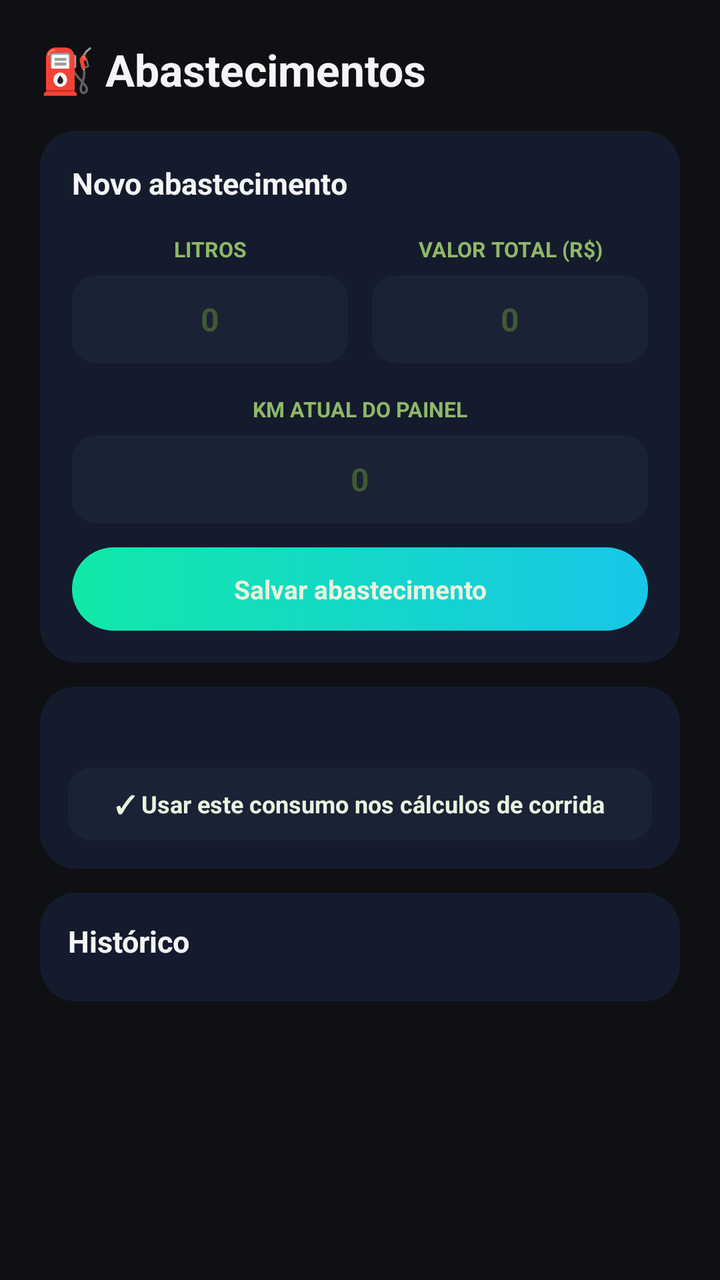
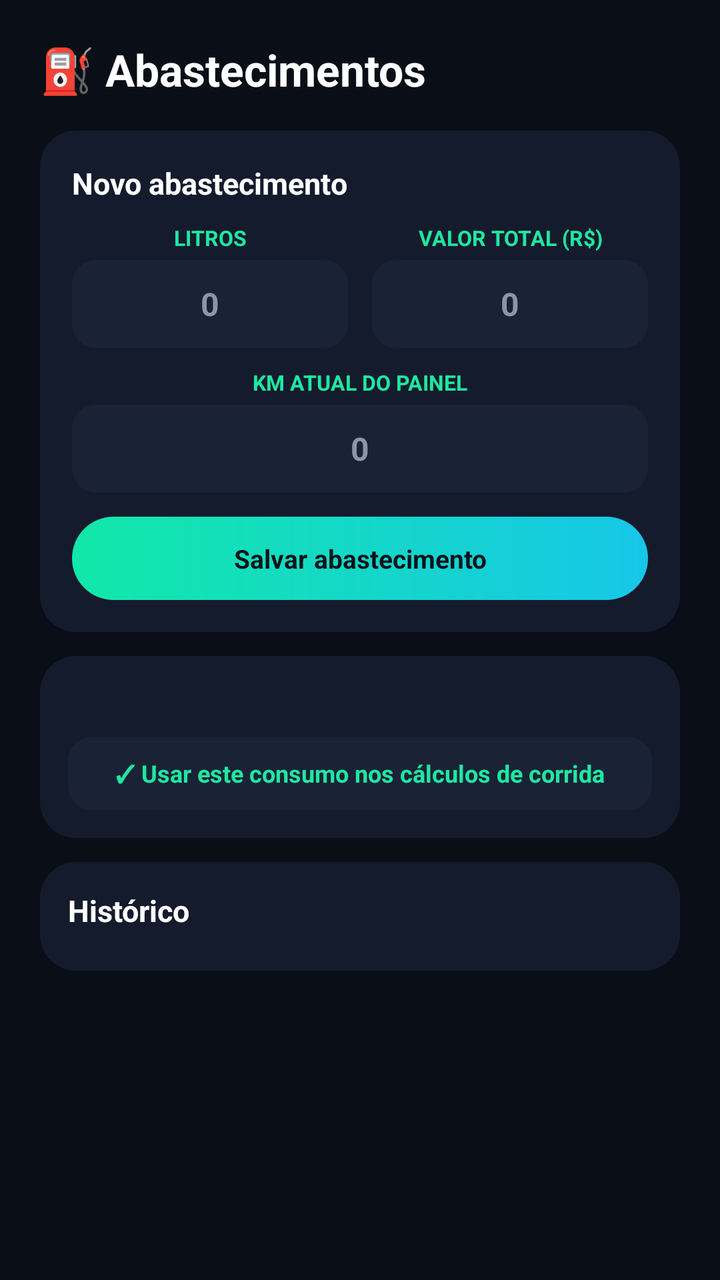

The first picture is an Android layout as it rendered before a commit; the second is the same layout after the commit. The layout source and the unified diff follow.
<!-- AndroidManifest.xml: application theme Theme.MaterialComponents.DayNight.NoActionBar -->
<!-- res/layout/activity_abastecimentos.xml -->
<?xml version="1.0" encoding="utf-8"?>
<ScrollView xmlns:android="http://schemas.android.com/apk/res/android"
    android:layout_width="match_parent"
    android:layout_height="match_parent"
    android:background="#0E1013">

    <LinearLayout
        android:layout_width="match_parent"
        android:layout_height="wrap_content"
        android:orientation="vertical"
        android:padding="20dp">

        <TextView
            android:layout_width="wrap_content"
            android:layout_height="wrap_content"
            android:text="⛽ Abastecimentos"
            android:textColor="#F4F5F7"
            android:textSize="22sp"
            android:textStyle="bold"
            android:layout_marginBottom="16dp" />

        <LinearLayout
            android:layout_width="match_parent"
            android:layout_height="wrap_content"
            android:orientation="vertical"
            android:background="@drawable/bg_card_dark"
            android:padding="16dp"
            android:layout_marginBottom="12dp">

            <TextView
                android:layout_width="wrap_content"
                android:layout_height="wrap_content"
                android:text="Novo abastecimento"
                android:textColor="#F4F5F7"
                android:textSize="15sp"
                android:textStyle="bold"
                android:layout_marginBottom="10dp" />

            <LinearLayout
                android:layout_width="match_parent"
                android:layout_height="wrap_content"
                android:orientation="horizontal"
                android:layout_marginBottom="10dp">

                <LinearLayout
                    android:layout_width="0dp"
                    android:layout_height="wrap_content"
                    android:layout_weight="1"
                    android:orientation="vertical"
                    android:layout_marginEnd="6dp">

                    <TextView
                        android:layout_width="match_parent"
                        android:layout_height="26dp"
                        android:gravity="center"
                        android:text="LITROS"
                        android:textColor="#8FB868"
                        android:textSize="10.5sp"
                        android:textStyle="bold" />

                    <EditText
                        android:id="@+id/edtLitros"
                        android:layout_width="match_parent"
                        android:layout_height="44dp"
                        android:background="@drawable/bg_input_verde"
                        android:gravity="center"
                        android:textColor="#EAF3DE"
                        android:textColorHint="#3F5A34"
                        android:hint="0"
                        android:textSize="16sp"
                        android:textStyle="bold"
                        android:inputType="numberDecimal" />
                </LinearLayout>

                <LinearLayout
                    android:layout_width="0dp"
                    android:layout_height="wrap_content"
                    android:layout_weight="1"
                    android:orientation="vertical"
                    android:layout_marginStart="6dp">

                    <TextView
                        android:layout_width="match_parent"
                        android:layout_height="26dp"
                        android:gravity="center"
                        android:text="VALOR TOTAL (R$)"
                        android:textColor="#8FB868"
                        android:textSize="10.5sp"
                        android:textStyle="bold" />

                    <EditText
                        android:id="@+id/edtValorAbastecimento"
                        android:layout_width="match_parent"
                        android:layout_height="44dp"
                        android:background="@drawable/bg_input_verde"
                        android:gravity="center"
                        android:textColor="#EAF3DE"
                        android:textColorHint="#3F5A34"
                        android:hint="0"
                        android:textSize="16sp"
                        android:textStyle="bold"
                        android:inputType="numberDecimal" />
                </LinearLayout>
            </LinearLayout>

            <TextView
                android:layout_width="match_parent"
                android:layout_height="26dp"
                android:gravity="center"
                android:text="KM ATUAL DO PAINEL"
                android:textColor="#8FB868"
                android:textSize="10.5sp"
                android:textStyle="bold" />
            <EditText
                android:id="@+id/edtKmAtual"
                android:layout_width="match_parent"
                android:layout_height="44dp"
                android:background="@drawable/bg_input_verde"
                android:gravity="center"
                android:textColor="#EAF3DE"
                android:textColorHint="#3F5A34"
                android:hint="0"
                android:textSize="16sp"
                android:textStyle="bold"
                android:inputType="numberDecimal"
                android:layout_marginBottom="12dp" />

            <TextView
                android:id="@+id/btnSalvarAbastecimento"
                android:layout_width="match_parent"
                android:layout_height="wrap_content"
                android:background="@drawable/bg_hero_green"
                android:padding="12dp"
                android:gravity="center"
                android:text="Salvar abastecimento"
                android:textColor="#EAF3DE"
                android:textSize="13sp"
                android:textStyle="bold"
                android:clickable="true"
                android:focusable="true" />
        </LinearLayout>

        <LinearLayout
            android:layout_width="match_parent"
            android:layout_height="wrap_content"
            android:orientation="vertical"
            android:background="@drawable/bg_card_dark"
            android:padding="14dp"
            android:layout_marginBottom="12dp">

            <TextView
                android:id="@+id/txtConsumoMedio"
                android:layout_width="match_parent"
                android:layout_height="wrap_content"
                android:textColor="#9AA4B2"
                android:textSize="12sp"
                android:layout_marginBottom="10dp" />

            <TextView
                android:id="@+id/btnUsarConsumoReal"
                android:layout_width="match_parent"
                android:layout_height="wrap_content"
                android:background="@drawable/bg_input_verde"
                android:padding="10dp"
                android:gravity="center"
                android:text="✓ Usar este consumo nos cálculos de corrida"
                android:textColor="#EAF3DE"
                android:textSize="12sp"
                android:textStyle="bold"
                android:clickable="true"
                android:focusable="true" />
        </LinearLayout>

        <LinearLayout
            android:layout_width="match_parent"
            android:layout_height="wrap_content"
            android:orientation="vertical"
            android:background="@drawable/bg_card_dark"
            android:padding="14dp">

            <TextView
                android:layout_width="wrap_content"
                android:layout_height="wrap_content"
                android:text="Histórico"
                android:textColor="#F4F5F7"
                android:textSize="15sp"
                android:textStyle="bold"
                android:layout_marginBottom="6dp" />

            <LinearLayout
                android:id="@+id/containerAbastecimentos"
                android:layout_width="match_parent"
                android:layout_height="wrap_content"
                android:orientation="vertical" />
        </LinearLayout>

    </LinearLayout>
</ScrollView>
<!-- resources referenced by this layout -->
<resources>
  <!-- drawable bg_card_dark (drawable) -->
  <?xml version="1.0" encoding="utf-8"?>
  <shape xmlns:android="http://schemas.android.com/apk/res/android" android:shape="rectangle">
      <solid android:color="#141B2D" />
      <corners android:radius="18dp" />
  </shape>
  <!-- drawable bg_hero_green (drawable) -->
  <?xml version="1.0" encoding="utf-8"?>
  <shape xmlns:android="http://schemas.android.com/apk/res/android" android:shape="rectangle">
      <gradient
          android:angle="0"
          android:startColor="#12E8A8"
          android:endColor="#17C7E8" />
      <corners android:radius="28dp" />
  </shape>
  <!-- drawable bg_input_verde (drawable) -->
  <?xml version="1.0" encoding="utf-8"?>
  <shape xmlns:android="http://schemas.android.com/apk/res/android" android:shape="rectangle">
      <solid android:color="#1A2236" />
      <corners android:radius="12dp" />
  </shape>
</resources>

<!-- the commit's change to res/layout/activity_abastecimentos.xml (unified diff, before → after) -->
@@ -2,7 +2,7 @@
 <ScrollView xmlns:android="http://schemas.android.com/apk/res/android"
     android:layout_width="match_parent"
     android:layout_height="match_parent"
-    android:background="#0E1013">
+    android:background="#0A0E17">
 
     <LinearLayout
         android:layout_width="match_parent"
@@ -14,7 +14,7 @@
             android:layout_width="wrap_content"
             android:layout_height="wrap_content"
             android:text="⛽ Abastecimentos"
-            android:textColor="#F4F5F7"
+            android:textColor="#FFFFFF"
             android:textSize="22sp"
             android:textStyle="bold"
             android:layout_marginBottom="16dp" />
@@ -31,7 +31,7 @@
                 android:layout_width="wrap_content"
                 android:layout_height="wrap_content"
                 android:text="Novo abastecimento"
-                android:textColor="#F4F5F7"
+                android:textColor="#FFFFFF"
                 android:textSize="15sp"
                 android:textStyle="bold"
                 android:layout_marginBottom="10dp" />
@@ -51,12 +51,13 @@
 
                     <TextView
                         android:layout_width="match_parent"
-                        android:layout_height="26dp"
+                        android:layout_height="wrap_content"
                         android:gravity="center"
                         android:text="LITROS"
-                        android:textColor="#8FB868"
+                        android:textColor="#1FE7A0"
                         android:textSize="10.5sp"
-                        android:textStyle="bold" />
+                        android:textStyle="bold"
+                        android:paddingBottom="4dp" />
 
                     <EditText
                         android:id="@+id/edtLitros"
@@ -64,8 +65,8 @@
                         android:layout_height="44dp"
                         android:background="@drawable/bg_input_verde"
                         android:gravity="center"
-                        android:textColor="#EAF3DE"
-                        android:textColorHint="#3F5A34"
+                        android:textColor="#FFFFFF"
+                        android:textColorHint="#8B96AC"
                         android:hint="0"
                         android:textSize="16sp"
                         android:textStyle="bold"
@@ -81,12 +82,13 @@
 
                     <TextView
                         android:layout_width="match_parent"
-                        android:layout_height="26dp"
+                        android:layout_height="wrap_content"
                         android:gravity="center"
                         android:text="VALOR TOTAL (R$)"
-                        android:textColor="#8FB868"
+                        android:textColor="#1FE7A0"
                         android:textSize="10.5sp"
-                        android:textStyle="bold" />
+                        android:textStyle="bold"
+                        android:paddingBottom="4dp" />
 
                     <EditText
                         android:id="@+id/edtValorAbastecimento"
@@ -94,8 +96,8 @@
                         android:layout_height="44dp"
                         android:background="@drawable/bg_input_verde"
                         android:gravity="center"
-                        android:textColor="#EAF3DE"
-                        android:textColorHint="#3F5A34"
+                        android:textColor="#FFFFFF"
+                        android:textColorHint="#8B96AC"
                         android:hint="0"
                         android:textSize="16sp"
                         android:textStyle="bold"
@@ -105,20 +107,21 @@
 
             <TextView
                 android:layout_width="match_parent"
-                android:layout_height="26dp"
+                android:layout_height="wrap_content"
                 android:gravity="center"
                 android:text="KM ATUAL DO PAINEL"
-                android:textColor="#8FB868"
+                android:textColor="#1FE7A0"
                 android:textSize="10.5sp"
-                android:textStyle="bold" />
+                android:textStyle="bold"
+                android:paddingBottom="4dp" />
             <EditText
                 android:id="@+id/edtKmAtual"
                 android:layout_width="match_parent"
                 android:layout_height="44dp"
                 android:background="@drawable/bg_input_verde"
                 android:gravity="center"
-                android:textColor="#EAF3DE"
-                android:textColorHint="#3F5A34"
+                android:textColor="#FFFFFF"
+                android:textColorHint="#8B96AC"
                 android:hint="0"
                 android:textSize="16sp"
                 android:textStyle="bold"
@@ -133,7 +136,7 @@
                 android:padding="12dp"
                 android:gravity="center"
                 android:text="Salvar abastecimento"
-                android:textColor="#EAF3DE"
+                android:textColor="#08131A"
                 android:textSize="13sp"
                 android:textStyle="bold"
                 android:clickable="true"
@@ -152,7 +155,7 @@
                 android:id="@+id/txtConsumoMedio"
                 android:layout_width="match_parent"
                 android:layout_height="wrap_content"
-                android:textColor="#9AA4B2"
+                android:textColor="#8B96AC"
                 android:textSize="12sp"
                 android:layout_marginBottom="10dp" />
 
@@ -164,7 +167,7 @@
                 android:padding="10dp"
                 android:gravity="center"
                 android:text="✓ Usar este consumo nos cálculos de corrida"
-                android:textColor="#EAF3DE"
+                android:textColor="#1FE7A0"
                 android:textSize="12sp"
                 android:textStyle="bold"
                 android:clickable="true"
@@ -182,7 +185,7 @@
                 android:layout_width="wrap_content"
                 android:layout_height="wrap_content"
                 android:text="Histórico"
-                android:textColor="#F4F5F7"
+                android:textColor="#FFFFFF"
                 android:textSize="15sp"
                 android:textStyle="bold"
                 android:layout_marginBottom="6dp" />
